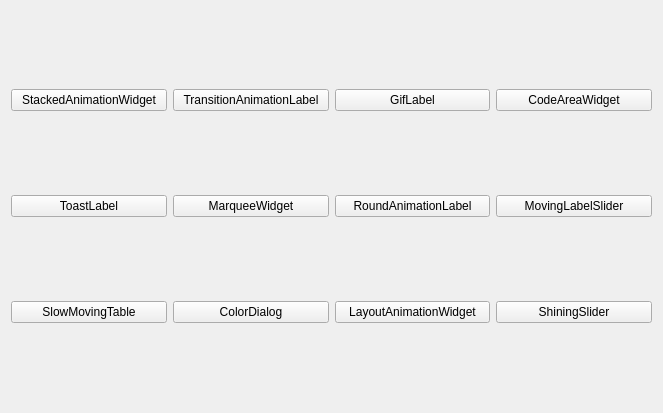
Qt form mainwindow.ui (Greedysky/TTKWidgetTools) before a commit.
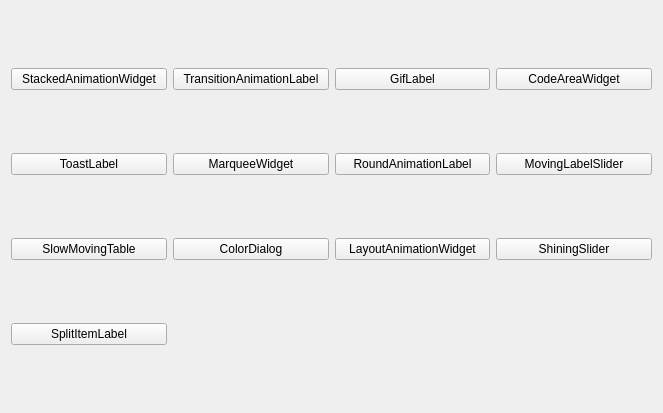
The same form after that commit.

```diff
--- a/mainwindow.ui
+++ b/mainwindow.ui
@@ -99,6 +99,13 @@
       </property>
      </widget>
     </item>
+    <item row="3" column="0">
+     <widget class="QPushButton" name="pushButton_12">
+      <property name="text">
+       <string>SplitItemLabel</string>
+      </property>
+     </widget>
+    </item>
    </layout>
   </widget>
  </widget>
```
Left out of the diff: 60 changed lines with no effect on the pictures.
